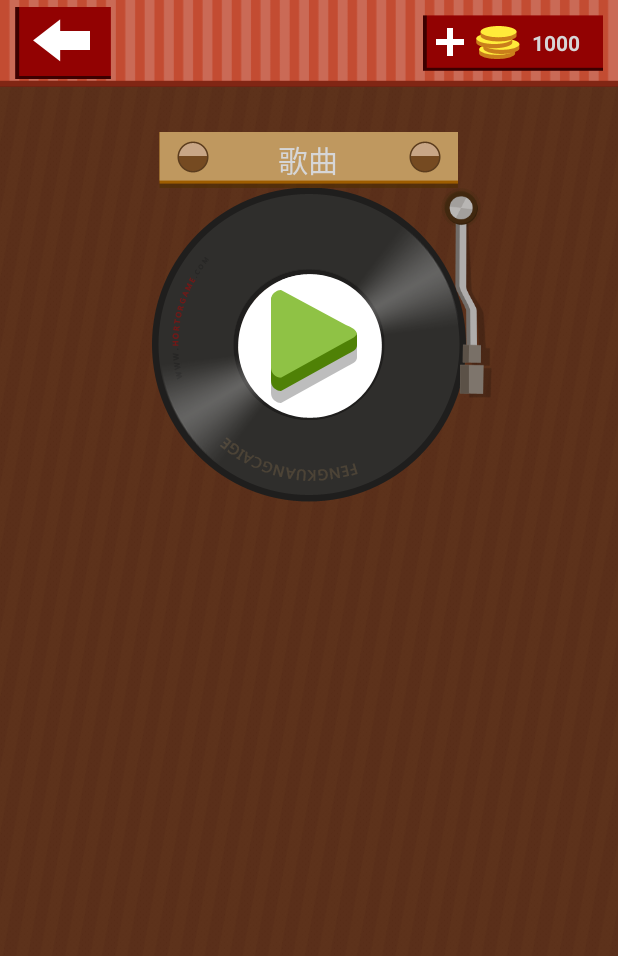
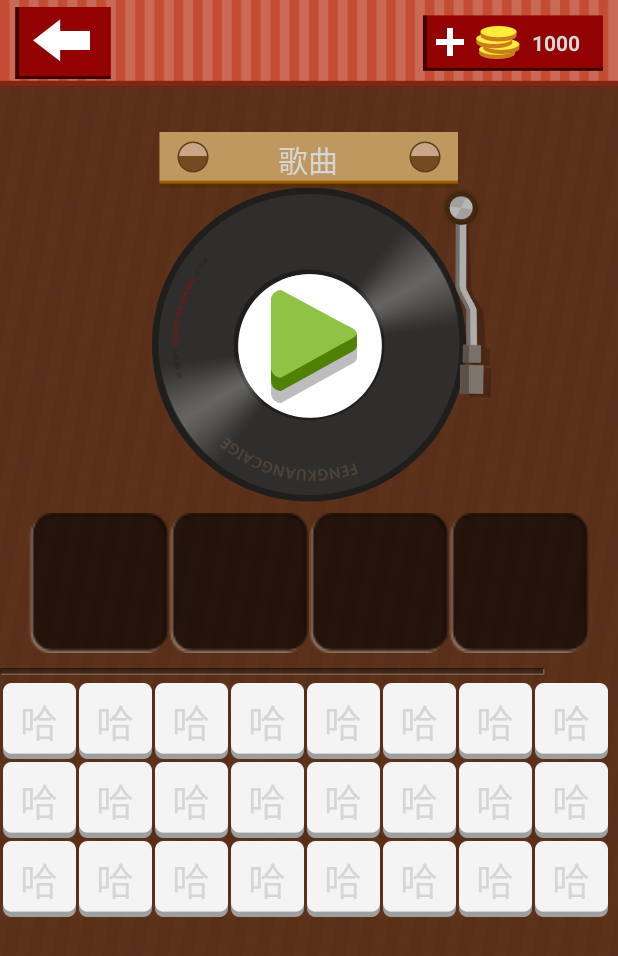
Before and after one commit to cursonjiang/GuessMusic, an Android app: the screen it shows after launch (MainActivity), on a phone screen of 412 x 824 dp. Shown: the top 956 px of the screen. Run offline under Robolectric (Android 15) with nearby library versions, the phone set to English and light mode, and no system bars.

Commit message:
完成主页面

```diff
--- /dev/null
+++ b/app/src/main/java/com/curson/guessmusic/model/Contacts.java
@@ -0,0 +1,9 @@
+package com.curson.guessmusic.model;
+
+/**
+ * 常量
+ * Created by Curson on 15/3/17.
+ */
+public class Contacts {
+    public final static int COUNTS_WORDS = 24;
+}
--- /dev/null
+++ b/app/src/main/java/com/curson/guessmusic/model/ViewHolder.java
@@ -0,0 +1,24 @@
+package com.curson.guessmusic.model;
+
+import android.widget.Button;
+
+/**
+ * 文字按钮
+ * Created by Curson on 15/3/16.
+ */
+public class ViewHolder {
+
+    //索引
+    public int mIndex;
+    //是否隐藏
+    public boolean mIsVisiable;
+    //内容
+    public String mContent;
+
+    public Button mViewButton;
+
+    public ViewHolder() {
+        mIsVisiable = true;
+        mContent = "";
+    }
+}
--- a/app/src/main/java/com/curson/guessmusic/ui/MainActivity.java
+++ b/app/src/main/java/com/curson/guessmusic/ui/MainActivity.java
@@ -1,18 +1,38 @@
 package com.curson.guessmusic.ui;
 
+import android.app.ActionBar;
+import android.graphics.Color;
 import android.os.Bundle;
 import android.support.v7.app.ActionBarActivity;
+import android.view.LayoutInflater;
 import android.view.View;
 import android.view.animation.Animation;
 import android.view.animation.AnimationUtils;
 import android.view.animation.LinearInterpolator;
+import android.widget.Button;
 import android.widget.ImageButton;
 import android.widget.ImageView;
+import android.widget.LinearLayout;
 
 import com.curson.guessmusic.R;
+import com.curson.guessmusic.model.Contacts;
+import com.curson.guessmusic.model.ViewHolder;
+import com.curson.guessmusic.view.MyGridView;
+
+import java.util.ArrayList;
 
 
 public class MainActivity extends ActionBarActivity {
+
+    private MyGridView mGridView;
+
+    //已选择文字框UI容器
+    private LinearLayout mViewWordsContainer;
+
+    private ArrayList<ViewHolder> mSelectWordsBtn;
+
+    //文字框容器
+    private ArrayList<ViewHolder> mAllWords;
 
     //标记动画是否处于运行当中
     private boolean mIsRunning = false;
@@ -46,6 +66,7 @@ public class MainActivity extends ActionBarActivity {
         initView();
         initAnimation();
         initListener();
+        initCurrentStageData();
     }
 
     /**
@@ -55,6 +76,8 @@ public class MainActivity extends ActionBarActivity {
         mViewPan = (ImageView) findViewById(R.id.mViewPan);
         mViewPanBar = (ImageView) findViewById(R.id.mViewPanBar);
         mBtnPlayStart = (ImageButton) findViewById(R.id.btn_play_start);
+        mGridView = (MyGridView) findViewById(R.id.gridview);
+        mViewWordsContainer = (LinearLayout) findViewById(R.id.word_select_container);
     }
 
     /**
@@ -167,6 +190,60 @@ public class MainActivity extends ActionBarActivity {
         mBarOutAnim.setFillAfter(true);//设置为动画结束之后的状态
     }
 
+    /**
+     * 初始化数据
+     */
+    private void initCurrentStageData() {
+        //初始化已选择框
+        mSelectWordsBtn = initSelectWord();
+        ActionBar.LayoutParams params = new ActionBar.LayoutParams(140, 140);
+        for (int i = 0; i < mSelectWordsBtn.size(); i++) {
+            mViewWordsContainer.addView(mSelectWordsBtn.get(i).mViewButton, params);
+        }
+        //获取数据
+        mAllWords = initAllWord();
+        //更新数据
+        mGridView.updateData(mAllWords);
+
+    }
+
+    /**
+     * 初始化待选文字框
+     *
+     * @return
+     */
+    private ArrayList<ViewHolder> initAllWord() {
+        ArrayList<ViewHolder> data = new ArrayList<>();
+
+        //获得所有待选文字
+        for (int i = 0; i < Contacts.COUNTS_WORDS; i++) {
+            ViewHolder button = new ViewHolder();
+            button.mContent = "哈";
+            data.add(button);
+        }
+        return data;
+    }
+
+    /**
+     * 初始化已选择文字框
+     *
+     * @return
+     */
+    private ArrayList<ViewHolder> initSelectWord() {
+        ArrayList<ViewHolder> data = new ArrayList<>();
+        for (int i = 0; i < 4; i++) {
+            View view = LayoutInflater.from(this).inflate(R.layout.self_ui_gridview_item, null);
+            ViewHolder holder = new ViewHolder();
+            holder.mViewButton = (Button) view.findViewById(R.id.item_btn);
+            holder.mViewButton.setTextColor(Color.WHITE);
+            holder.mViewButton.setText("");
+            holder.mIsVisiable = false;
+            holder.mViewButton.setBackgroundResource(R.mipmap.game_wordblank);
+            data.add(holder);
+        }
+        return data;
+    }
+
     @Override
     protected void onPause() {
         //停止动画
--- /dev/null
+++ b/app/src/main/java/com/curson/guessmusic/view/MyGridView.java
@@ -0,0 +1,81 @@
+package com.curson.guessmusic.view;
+
+import android.content.Context;
+import android.util.AttributeSet;
+import android.view.LayoutInflater;
+import android.view.View;
+import android.view.ViewGroup;
+import android.widget.BaseAdapter;
+import android.widget.Button;
+import android.widget.GridView;
+
+import com.curson.guessmusic.R;
+import com.curson.guessmusic.model.ViewHolder;
+
+import java.util.ArrayList;
+
+/**
+ * 自定义GridView
+ * Created by Curson on 15/3/16.
+ */
+public class MyGridView extends GridView {
+
+    private Context mContext;
+
+    private MyGridAdapter mGridAdapter;
+
+    private ArrayList<ViewHolder> mArrayList = new ArrayList<>();
+
+    public MyGridView(Context context, AttributeSet attrs) {
+        super(context, attrs);
+        mContext = context;
+        mGridAdapter = new MyGridAdapter();
+        this.setAdapter(mGridAdapter);
+    }
+
+    /**
+     * 更新数据
+     *
+     * @param list
+     */
+    public void updateData(ArrayList<ViewHolder> list) {
+        mArrayList = list;
+        setAdapter(mGridAdapter);
+    }
+
+    class MyGridAdapter extends BaseAdapter {
+        @Override
+        public int getCount() {
+            return mArrayList.size();
+        }
+
+        @Override
+        public Object getItem(int position) {
+            return mArrayList.get(position);
+        }
+
+        @Override
+        public long getItemId(int position) {
+            return position;
+        }
+
+        @Override
+        public View getView(int position, View convertView, ViewGroup parent) {
+            ViewHolder holder;
+            if (convertView == null) {
+                convertView = LayoutInflater.from(mContext).inflate(R.layout.self_ui_gridview_item, null);
+                holder = mArrayList.get(position);
+
+                holder.mIndex = position;
+                holder.mViewButton = (Button) convertView.findViewById(R.id.item_btn);
+
+                convertView.setTag(holder);
+            } else {
+                holder = (ViewHolder) convertView.getTag();
+            }
+            holder.mViewButton.setText(holder.mContent);
+            return convertView;
+        }
+    }
+
+}
--- /dev/null
+++ b/app/src/main/res/drawable/word_button_icon.xml
@@ -0,0 +1,6 @@
+<?xml version="1.0" encoding="utf-8"?>
+<selector xmlns:android="http://schemas.android.com/apk/res/android">
+
+    <item android:state_pressed="true" android:drawable="@mipmap/game_word1"/>
+    <item android:drawable="@mipmap/game_word0"/>
+</selector>
--- a/app/src/main/res/layout/activity_main.xml
+++ b/app/src/main/res/layout/activity_main.xml
@@ -19,6 +19,9 @@
         <!-- 唱片-->
         <include layout="@layout/pan_layout"/>
 
+        <!-- 文字框-->
+        <include layout="@layout/name_select"/>
+
     </LinearLayout>
 
 </FrameLayout>
--- /dev/null
+++ b/app/src/main/res/layout/name_select.xml
@@ -0,0 +1,42 @@
+<?xml version="1.0" encoding="utf-8"?>
+<LinearLayout xmlns:android="http://schemas.android.com/apk/res/android"
+              xmlns:tools="http://schemas.android.com/tools"
+              android:orientation="vertical"
+              android:layout_width="match_parent"
+              android:layout_height="match_parent">
+
+    <!-- 已选择文字框-->
+    <LinearLayout
+        android:id="@+id/word_select_container"
+        android:layout_width="match_parent"
+        android:layout_height="wrap_content"
+        android:layout_marginTop="7dp"
+        android:layout_marginBottom="10dp"
+        android:gravity="center_horizontal"
+        android:orientation="horizontal">
+    </LinearLayout>
+
+    <!-- 横线-->
+    <ImageView
+        android:id="@+id/horizontal_line"
+        android:layout_width="wrap_content"
+        android:layout_height="wrap_content"
+        android:background="@mipmap/game_line"/>
+
+    <!-- 待选择文字框-->
+    <com.curson.guessmusic.view.MyGridView
+        android:id="@+id/gridview"
+        android:layout_width="match_parent"
+        android:layout_height="0dp"
+        android:layout_weight="1"
+        android:layout_marginTop="5dp"
+        android:gravity="center"
+        android:horizontalSpacing="2dp"
+        android:numColumns="8"
+        android:paddingStart="2dp"
+        android:paddingEnd="2dp"
+        android:verticalSpacing="2dp"
+        tools:ignore="NewApi,RtlCompat">
+
+    </com.curson.guessmusic.view.MyGridView>
+</LinearLayout>
--- /dev/null
+++ b/app/src/main/res/layout/self_ui_gridview_item.xml
@@ -0,0 +1,13 @@
+<?xml version="1.0" encoding="utf-8"?>
+<Button xmlns:android="http://schemas.android.com/apk/res/android"
+        xmlns:tools="http://schemas.android.com/tools"
+        android:id="@+id/item_btn"
+        android:layout_width="wrap_content"
+        android:layout_height="wrap_content"
+        android:background="@drawable/word_button_icon"
+        android:text="臣哥"
+        android:textSize="25sp"
+        android:textColor="@color/black"
+        tools:ignore="HardcodedText">
+
+</Button>
```
Also changed, not shown: app/src/main/res/mipmap-hdpi/game_line.png (added), app/src/main/res/mipmap-hdpi/game_word0.png (added), app/src/main/res/mipmap-hdpi/game_word1.png (added), app/src/main/res/mipmap-hdpi/game_wordblank.png (added), app/src/main/res/mipmap-hdpi/ic_launcher.png.
